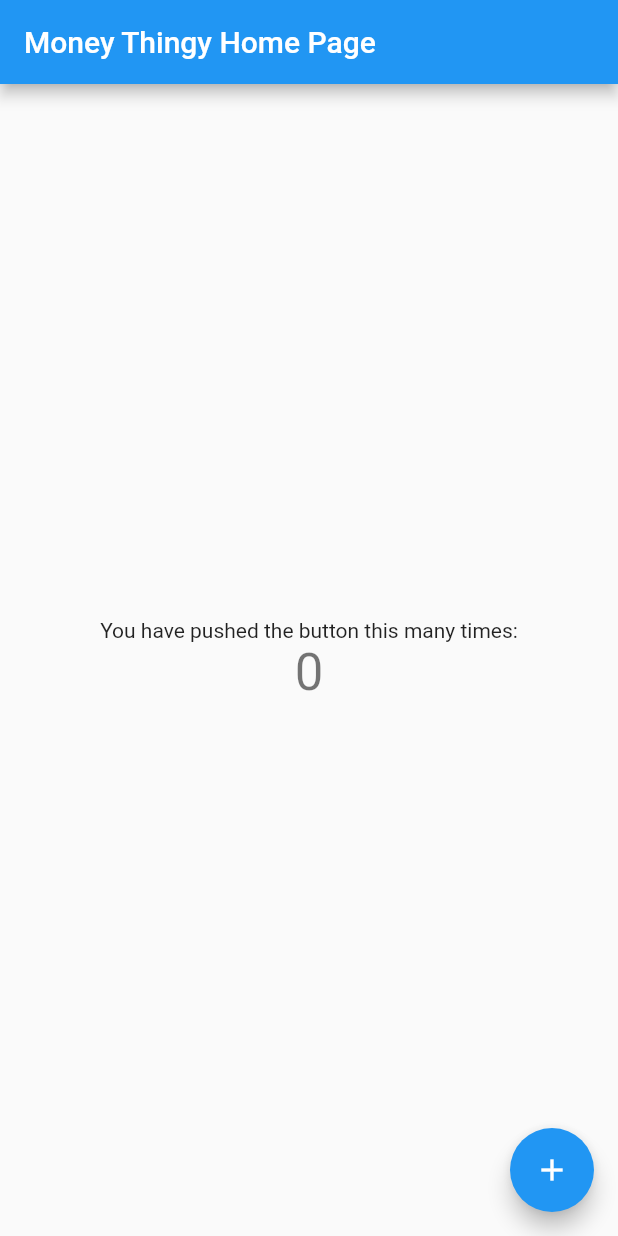
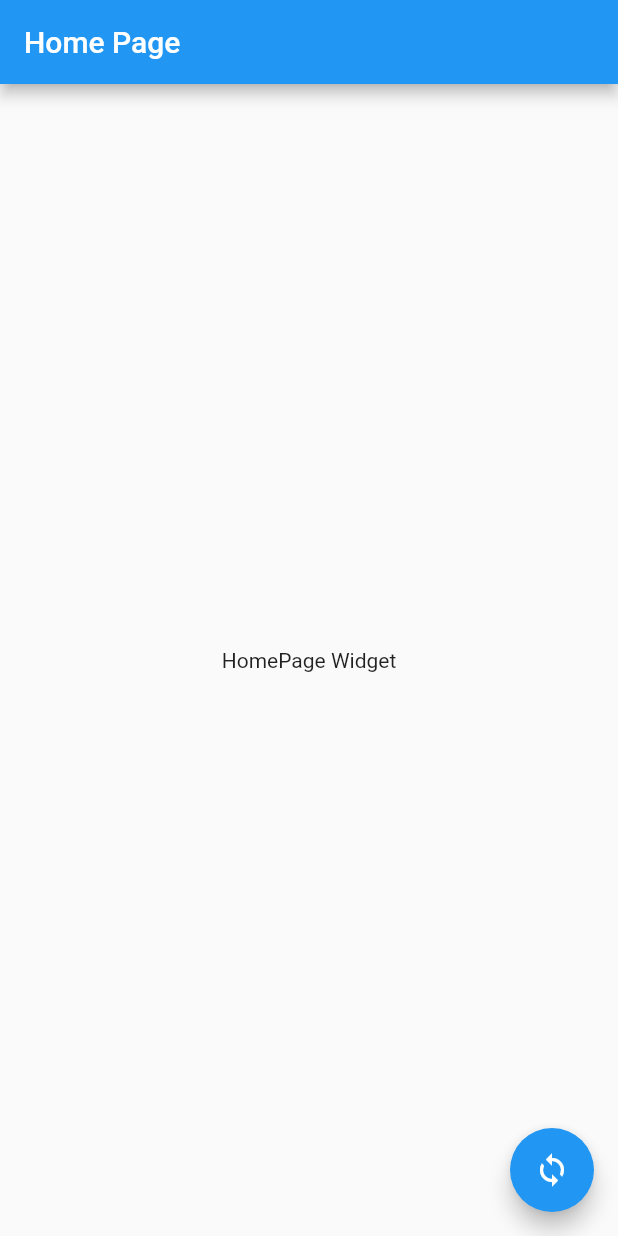
Before and after one commit to namsnath/money_thingy, a Flutter app: the screen it shows after launch, on a phone screen of 412 x 824 dp. Run offline on Flutter 3.47's test engine with Material 2 defaults, Android fonts, the phone set to English and light mode, and no system bars; our stand-ins replace get_it, sqflite; accounts and stored records are empty.

Commit message:
feat: adds basic Provider structure and DB initialization

```diff
--- /dev/null
+++ b/lib/database/database.dart
@@ -0,0 +1,48 @@
+import 'package:logging/logging.dart';
+import 'package:money_thingy/models/accounts_master.dart';
+import 'package:path/path.dart';
+import 'package:sqflite/sqflite.dart';
+
+class DatabaseProvider {
+  final log = Logger('DatabaseProvider');
+  static final DatabaseProvider dbProvider = DatabaseProvider();
+
+  static const databaseName = 'MoneyThingy.db';
+
+  static const tableAccountsMaster = 'accounts_master';
+  static const tableTransactions = 'transactions';
+
+  Database _db;
+
+  Future<Database> get database async {
+    if (_db != null) return _db;
+
+    _db = await init();
+    return _db;
+  }
+
+  init() async {
+    final dbDirectory = await getDatabasesPath();
+
+    _db = await openDatabase(join(dbDirectory, databaseName),
+        version: 1, onCreate: _createDatabase, onUpgrade: _onUpgrade);
+
+    log.info('Initialised Database');
+    return _db;
+  }
+
+  void _createDatabase(Database database, int version) async {
+    await database.execute("CREATE TABLE $tableAccountsMaster ("
+        "${AccountsMaster.colId} INTEGER PRIMARY KEY, "
+        "${AccountsMaster.colInstitution} TEXT, "
+        "${AccountsMaster.colAccount} TEXT"
+        ")");
+    log.info('Created Database');
+  }
+
+  void _onUpgrade(Database database, int oldVersion, int newVersion) {
+    if (newVersion > oldVersion) {
+      // Do something
+    }
+  }
+}
--- /dev/null
+++ b/lib/home_page/home_page.dart
@@ -0,0 +1,57 @@
+import 'package:flutter/material.dart';
+import 'package:flutter/widgets.dart';
+import 'package:logging/logging.dart';
+import 'package:money_thingy/database/database.dart';
+import 'package:money_thingy/database/providers/accounts_master_provider.dart';
+import 'package:provider/provider.dart';
+
+class HomePage extends StatelessWidget {
+  final log = Logger('HomePage');
+  final dbProvider = DatabaseProvider.dbProvider;
+
+  renderTiles(BuildContext context) {
+    log.fine('Render Tiles called');
+
+    final List<Widget> array = Provider.of<AccountsMasterProvider>(context)
+        .accountsList
+        .map((v) => Flexible(
+            flex: 1,
+            child: ListTile(
+              title: Text(v.account),
+              subtitle: Text(v.id.toString()),
+            )))
+        .toList();
+
+    return Row(
+      children: array,
+    );
+  }
+
+  @override
+  Widget build(BuildContext context) {
+    return Scaffold(
+      appBar: AppBar(
+        title: Text('Home Page'),
+      ),
+      body: Center(
+        child: Column(
+          mainAxisAlignment: MainAxisAlignment.center,
+          children: <Widget>[
+            Text(
+              'HomePage Widget',
+            ),
+            Consumer<AccountsMasterProvider>(
+                builder: (context, accountsMaster, child) =>
+                    renderTiles(context))
+          ],
+        ),
+      ),
+      floatingActionButton: FloatingActionButton(
+        onPressed: Provider.of<AccountsMasterProvider>(context, listen: false)
+            .updateAccount,
+        tooltip: 'Update',
+        child: Icon(Icons.sync),
+      ),
+    );
+  }
+}
--- a/lib/main.dart
+++ b/lib/main.dart
@@ -1,117 +1,44 @@
 import 'package:flutter/material.dart';
+import 'package:logging/logging.dart';
+import 'package:money_thingy/database/providers/accounts_master_provider.dart';
+import 'package:money_thingy/service_locator.dart';
+import 'package:provider/provider.dart';
+
+import 'package:money_thingy/database/database.dart';
+import 'package:money_thingy/home_page/home_page.dart';
 
 void main() {
-  runApp(MyApp());
+  setupLocator();
+  runApp(
+    MultiProvider(
+      providers: [
+        ChangeNotifierProvider(create: (_) => AccountsMasterProvider())
+      ],
+      child: MyApp(),
+    )
+  );
+  DatabaseProvider.dbProvider.init();
+
+  Logger.root.level = Level.FINE; // defaults to Level.INFO
+  Logger.root.onRecord.listen((record) {
+    print('${record.level.name}: ${record.time}: ${record.message}');
+  });
 }
 
 class MyApp extends StatelessWidget {
-  // This widget is the root of your application.
   @override
   Widget build(BuildContext context) {
     return MaterialApp(
       title: 'Money Thingy',
       theme: ThemeData(
-        // This is the theme of your application.
-        //
-        // Try running your application with "flutter run". You'll see the
-        // application has a blue toolbar. Then, without quitting the app, try
-        // changing the primarySwatch below to Colors.green and then invoke
-        // "hot reload" (press "r" in the console where you ran "flutter run",
-        // or simply save your changes to "hot reload" in a Flutter IDE).
-        // Notice that the counter didn't reset back to zero; the application
-        // is not restarted.
+        brightness: Brightness.light,
         primarySwatch: Colors.blue,
-        // This makes the visual density adapt to the platform that you run
-        // the app on. For desktop platforms, the controls will be smaller and
-        // closer together (more dense) than on mobile platforms.
         visualDensity: VisualDensity.adaptivePlatformDensity,
       ),
-      home: MyHomePage(title: 'Money Thingy Home Page'),
+      darkTheme: ThemeData(
+        brightness: Brightness.dark,
+      ),
+      home: HomePage(),
     );
   }
 }
-
-class MyHomePage extends StatefulWidget {
-  MyHomePage({Key key, this.title}) : super(key: key);
-
-  // This widget is the home page of your application. It is stateful, meaning
-  // that it has a State object (defined below) that contains fields that affect
-  // how it looks.
-
-  // This class is the configuration for the state. It holds the values (in this
-  // case the title) provided by the parent (in this case the App widget) and
-  // used by the build method of the State. Fields in a Widget subclass are
-  // always marked "final".
-
-  final String title;
-
-  @override
-  _MyHomePageState createState() => _MyHomePageState();
-}
-
-class _MyHomePageState extends State<MyHomePage> {
-  int _counter = 0;
-
-  void _incrementCounter() {
-    setState(() {
-      // This call to setState tells the Flutter framework that something has
-      // changed in this State, which causes it to rerun the build method below
-      // so that the display can reflect the updated values. If we changed
-      // _counter without calling setState(), then the build method would not be
-      // called again, and so nothing would appear to happen.
-      _counter++;
-    });
-  }
-
-  @override
-  Widget build(BuildContext context) {
-    // This method is rerun every time setState is called, for instance as done
-    // by the _incrementCounter method above.
-    //
-    // The Flutter framework has been optimized to make rerunning build methods
-    // fast, so that you can just rebuild anything that needs updating rather
-    // than having to individually change instances of widgets.
-    return Scaffold(
-      appBar: AppBar(
-        // Here we take the value from the MyHomePage object that was created by
-        // the App.build method, and use it to set our appbar title.
-        title: Text(widget.title),
-      ),
-      body: Center(
-        // Center is a layout widget. It takes a single child and positions it
-        // in the middle of the parent.
-        child: Column(
-          // Column is also a layout widget. It takes a list of children and
-          // arranges them vertically. By default, it sizes itself to fit its
-          // children horizontally, and tries to be as tall as its parent.
-          //
-          // Invoke "debug painting" (press "p" in the console, choose the
-          // "Toggle Debug Paint" action from the Flutter Inspector in Android
-          // Studio, or the "Toggle Debug Paint" command in Visual Studio Code)
-          // to see the wireframe for each widget.
-          //
-          // Column has various properties to control how it sizes itself and
-          // how it positions its children. Here we use mainAxisAlignment to
-          // center the children vertically; the main axis here is the vertical
-          // axis because Columns are vertical (the cross axis would be
-          // horizontal).
-          mainAxisAlignment: MainAxisAlignment.center,
-          children: <Widget>[
-            Text(
-              'You have pushed the button this many times:',
-            ),
-            Text(
-              '$_counter',
-              style: Theme.of(context).textTheme.headline4,
-            ),
-          ],
-        ),
-      ),
-      floatingActionButton: FloatingActionButton(
-        onPressed: _incrementCounter,
-        tooltip: 'Increment',
-        child: Icon(Icons.add),
-      ), // This trailing comma makes auto-formatting nicer for build methods.
-    );
-  }
-}
--- /dev/null
+++ b/lib/models/accounts_master.dart
@@ -0,0 +1,27 @@
+class AccountsMaster {
+  static const colId = 'id';
+  static const colInstitution = 'institution';
+  static const colAccount = 'account';
+
+  static const columns = [colId, colInstitution, colAccount];
+
+  final int id;
+  final String institution;
+  final String account;
+
+  AccountsMaster({this.id, this.institution, this.account});
+
+  factory AccountsMaster.fromDatabaseJson(Map<String, dynamic> data) {
+    return AccountsMaster(
+      id: data[colId],
+      institution: data[colInstitution],
+      account: data[colAccount],
+    );
+  }
+
+  Map<String, dynamic> toDatabaseJson() => {
+    colId: this.id,
+    colInstitution: this.institution,
+    colAccount: this.account,
+  };
+}
--- a/pubspec.yaml
+++ b/pubspec.yaml
@@ -28,6 +28,11 @@ dependencies:
   # The following adds the Cupertino Icons font to your application.
   # Use with the CupertinoIcons class for iOS style icons.
   cupertino_icons: ^0.1.3
+  sqflite: ^1.3.0+2
+  path: ^1.6.4
+  logging: ^0.11.4
+  provider: ^4.1.2
+  get_it: ^1.0.3
 
 dev_dependencies:
   flutter_test:
```
Also changed, not shown: lib/database/providers/accounts_master_provider.dart (added, +70 -0 lines), lib/service_locator.dart (added, +7 -0 lines), pubspec.lock.
